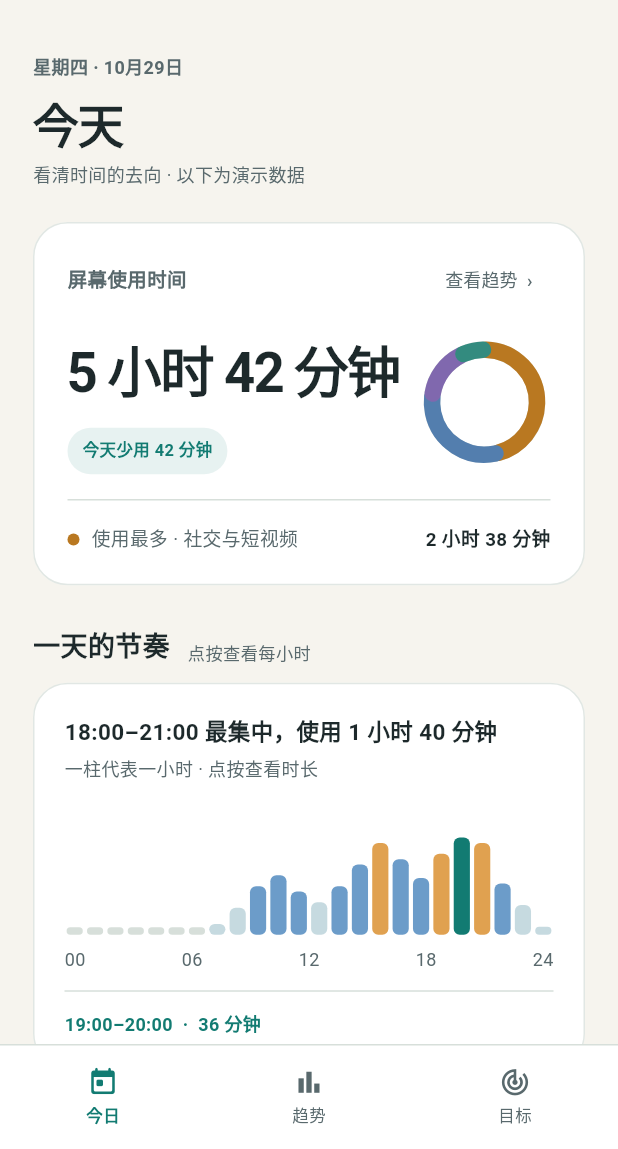
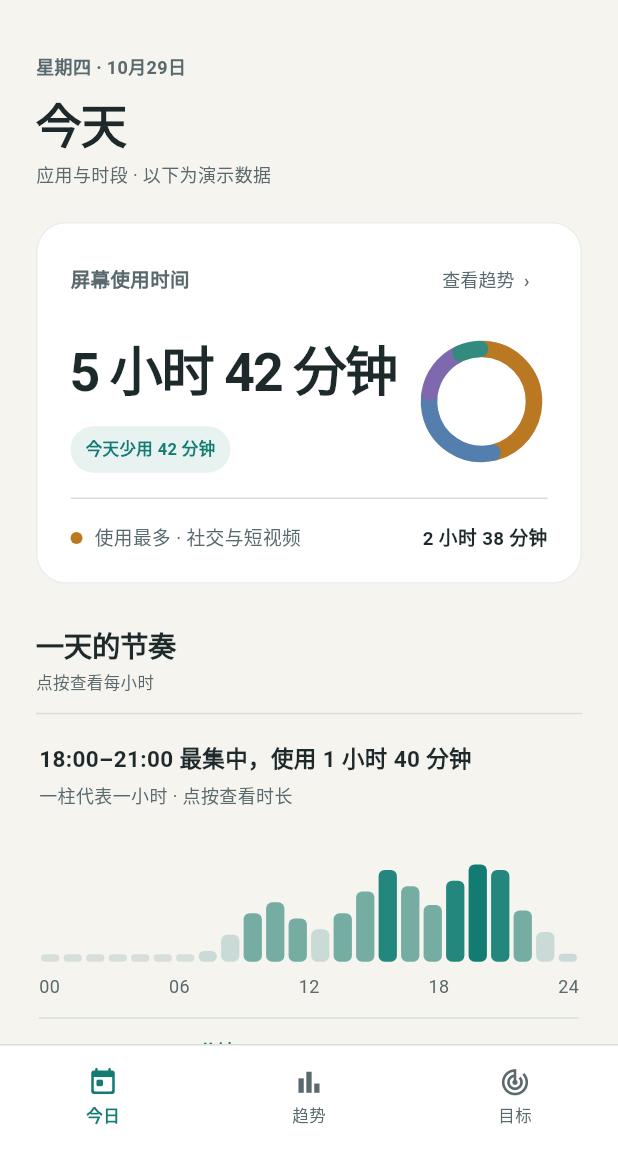
Before and after one commit to Xhp1193345142/Chronos, a Flutter app: the screen it shows after launch, after a tap on "先看演示数据", on a phone screen of 412 x 824 dp, the part 87-1236 px from its top. Run offline on Flutter 3.47's test engine with Material 3 defaults, Android fonts, the phone set to English and light mode, and no system bars; our stand-ins replace shared_preferences.

Commit message:
style: refine Chronos data visuals

```diff
--- a/lib/chronos_theme.dart
+++ b/lib/chronos_theme.dart
@@ -76,9 +76,9 @@ class ChronosPalette extends ThemeExtension<ChronosPalette> {
     positive: Color(0xFF65D6C5),
     caution: Color(0xFFF4BA6C),
     danger: Color(0xFFF08A75),
-    usageLow: Color(0xFF66769F),
-    usageMedium: Color(0xFF87B5FA),
-    usageHigh: Color(0xFFF4BA6C),
+    usageLow: Color(0xFF526080),
+    usageMedium: Color(0xFF8D84CE),
+    usageHigh: Color(0xFFD3C5FF),
     social: Color(0xFFF4BA6C),
     work: Color(0xFF87B5FA),
     entertainment: Color(0xFFAA9BFF),
@@ -96,9 +96,9 @@ class ChronosPalette extends ThemeExtension<ChronosPalette> {
     positive: Color(0xFF127B72),
     caution: Color(0xFF9D5D20),
     danger: Color(0xFFB74945),
-    usageLow: Color(0xFFC6DAE0),
-    usageMedium: Color(0xFF6C9CC9),
-    usageHigh: Color(0xFFE0A150),
+    usageLow: Color(0xFFCADBD7),
+    usageMedium: Color(0xFF75ADA3),
+    usageHigh: Color(0xFF23877D),
     social: Color(0xFFB97821),
     work: Color(0xFF537EAE),
     entertainment: Color(0xFF8068AE),
@@ -116,9 +116,9 @@ class ChronosPalette extends ThemeExtension<ChronosPalette> {
     positive: Color(0xFF72D5C6),
     caution: Color(0xFFF5C66B),
     danger: Color(0xFFE85C5C),
-    usageLow: Color(0xFF796B89),
-    usageMedium: Color(0xFF93B4F3),
-    usageHigh: Color(0xFFF5C66B),
+    usageLow: Color(0xFF6C5B70),
+    usageMedium: Color(0xFFB98DAB),
+    usageHigh: Color(0xFFFFB9A7),
     social: Color(0xFFF5C66B),
     work: Color(0xFF93B4F3),
     entertainment: Color(0xFFC5A4F5),
--- a/lib/src/chronos_shell.dart
+++ b/lib/src/chronos_shell.dart
@@ -64,7 +64,7 @@ class _ChronosHomeState extends State<ChronosHome> {
       const SizedBox(height: 7),
       const _Heading('今天'),
       const SizedBox(height: 4),
-      const _Hint('看清时间的去向 · 以下为演示数据'),
+      const _Hint('应用与时段 · 以下为演示数据'),
       const SizedBox(height: 23),
       _card(
         context,
@@ -168,18 +168,17 @@ class _ChronosHomeState extends State<ChronosHome> {
       const SizedBox(height: 27),
       const _Section('一天的节奏', '点按查看每小时'),
       const SizedBox(height: 12),
-      _card(
+      _chartPanel(
         context,
         _HourlyChart(
           selectedHour: selectedHour,
           onSelect: (hour) => setState(() => selectedHour = hour),
         ),
-        padding: const EdgeInsets.all(20),
       ),
       const SizedBox(height: 27),
       const _Section('时间去了哪里', '对比前三周同日平均'),
       const SizedBox(height: 12),
-      _card(context, const _CategoryBreakdown()),
+      _chartPanel(context, const _CategoryBreakdown()),
       const SizedBox(height: 23),
       const _Section('你的目标', '按你设定的标准提醒'),
       const SizedBox(height: 12),
@@ -237,9 +236,9 @@ class _ChronosHomeState extends State<ChronosHome> {
         padding: const EdgeInsets.fromLTRB(22, 22, 22, 20),
       ),
       const SizedBox(height: 27),
-      const _Section('七天节奏', '一行代表一天'),
+      const _Section('七天节奏', '每格 1 小时；颜色表示使用时长'),
       const SizedBox(height: 12),
-      _card(
+      _chartPanel(
         context,
         _WeekRhythm(
           selectedDay: selectedDay,
@@ -249,7 +248,7 @@ class _ChronosHomeState extends State<ChronosHome> {
       const SizedBox(height: 27),
       const _Section('每日累计', '点按查看当天'),
       const SizedBox(height: 12),
-      _card(
+      _chartPanel(
         context,
         _WeeklyBars(
           selectedDay: selectedDay,
@@ -274,9 +273,9 @@ class _ChronosHomeState extends State<ChronosHome> {
     const SizedBox(height: 7),
     const _Heading('目标'),
     const SizedBox(height: 4),
-    const _Hint('由你定义，更好的节奏。'),
+    const _Hint('提醒只针对你设置的上限。'),
     const SizedBox(height: 27),
-    const _Section('使用目标', '决定权始终在你'),
+    const _Section('使用目标', '抖音与小红书'),
     const SizedBox(height: 12),
     _goalCard(null),
     const SizedBox(height: 27),
--- a/lib/src/live_shell.dart
+++ b/lib/src/live_shell.dart
@@ -419,14 +419,13 @@ class _LiveExperienceState extends State<_LiveExperience>
       const _Section('一天的节奏', '点按查看每小时'),
       const SizedBox(height: 12),
       if (today.hourly != null && today.hourly!.length == 24)
-        _card(
+        _chartPanel(
           context,
           _LiveHourlyChart(
             hours: today.hourly!,
             selectedHour: _selectedHour,
             onSelect: (value) => setState(() => _selectedHour = value),
           ),
-          padding: const EdgeInsets.all(20),
         )
       else
         _card(
@@ -456,7 +455,7 @@ class _LiveExperienceState extends State<_LiveExperience>
       const SizedBox(height: 27),
       const _Section('时间去了哪里', '按应用时长排序'),
       const SizedBox(height: 12),
-      _card(
+      _chartPanel(
         context,
         _LiveAppList(
           apps: today.apps,
@@ -562,7 +561,7 @@ class _LiveExperienceState extends State<_LiveExperience>
       ],
       const SizedBox(height: 27),
       if (days.any((day) => day.hourly?.length == 24)) ...[
-        _card(
+        _chartPanel(
           context,
           _SevenDayHourly(
             days: days,
@@ -572,7 +571,7 @@ class _LiveExperienceState extends State<_LiveExperience>
         ),
         const SizedBox(height: 15),
       ],
-      _card(
+      _chartPanel(
         context,
         _LiveDailyChart(
           days: days,
@@ -623,7 +622,7 @@ class _LiveExperienceState extends State<_LiveExperience>
         const SizedBox(height: 22),
         const _Section('近 30 天', '屏幕使用强度'),
         const SizedBox(height: 12),
-        _card(
+        _chartPanel(
           context,
           _MonthHeatmap(
             days: _snapshot!.monthDays,
@@ -640,7 +639,7 @@ class _LiveExperienceState extends State<_LiveExperience>
     const SizedBox(height: 7),
     const _Heading('目标'),
     const SizedBox(height: 4),
-    const _Hint('由你定义，更好的节奏。'),
+    const _Hint('提醒只针对你设置的上限。'),
     const SizedBox(height: 27),
     _Section('使用目标', _goals.isEmpty ? '由你决定提醒时机' : '共 ${_goals.length} 个目标'),
     const SizedBox(height: 12),
@@ -1187,24 +1186,25 @@ class _LiveAppList extends StatelessWidget {
         const SizedBox(height: 15),
         ...apps.take(10).toList().asMap().entries.map((entry) {
           final app = entry.value;
-          final color = colors.categoryAt(entry.key);
           return Padding(
-            padding: const EdgeInsets.only(bottom: 17),
+            padding: const EdgeInsets.only(bottom: 18),
             child: InkWell(
               onTap: onAppTap == null ? null : () => onAppTap!(app),
               child: Column(
                 children: [
                   Row(
                     children: [
-                      Container(
-                        width: 7,
-                        height: 7,
-                        decoration: BoxDecoration(
-                          color: color,
-                          shape: BoxShape.circle,
-                        ),
-                      ),
-                      const SizedBox(width: 8),
+                      SizedBox(
+                        width: 26,
+                        child: Text(
+                          '${entry.key + 1}'.padLeft(2, '0'),
+                          style: TextStyle(
+                            color: colors.textSecondary,
+                            fontSize: 10,
+                            fontFeatures: const [FontFeature.tabularFigures()],
+                          ),
+                        ),
+                      ),
                       Expanded(
                         child: Text(
                           app.label,
@@ -1226,14 +1226,20 @@ class _LiveAppList extends StatelessWidget {
                       ),
                     ],
                   ),
-                  const SizedBox(height: 7),
-                  LinearProgressIndicator(
+                  const SizedBox(height: 9),
+                  Padding(
+                    padding: const EdgeInsets.only(left: 26),
+                    child: ClipRRect(
+                      borderRadius: BorderRadius.circular(2),
+                      child: LinearProgressIndicator(
                         value: totalMinutes == 0
                             ? 0
                             : (app.minutes / totalMinutes).clamp(0.0, 1.0),
-                    color: color,
-                    backgroundColor: chronosColors(context).border,
-                    minHeight: 7,
+                        color: colors.accent,
+                        backgroundColor: colors.border.withValues(alpha: 0.65),
+                        minHeight: 3,
+                      ),
+                    ),
                   ),
                 ],
               ),
@@ -1484,7 +1490,7 @@ class _LiveDailyChart extends StatelessWidget {
       children: [
         const _CardTitle('每日累计', Icons.bar_chart_rounded),
         const SizedBox(height: 7),
-        const _Hint('点按日期查看 · 今天仍在进行中'),
+        const _Hint('点按日期查看 · 今天仍在进行中 · 细线表示已知日期日均'),
         const SizedBox(height: 16),
         Text(
           '${day.date.month}月${day.date.day}日 · ${day.available ? formatMinutes(day.totalMinutes) : '无数据'}${day.available && !day.complete ? '（进行中）' : ''}',
@@ -1497,7 +1503,28 @@ class _LiveDailyChart extends StatelessWidget {
         const SizedBox(height: 16),
         SizedBox(
           height: 157,
-          child: Row(
+          child: Stack(
+            children: [
+              if (days.where((item) => item.available).isNotEmpty)
+                Positioned(
+                  left: 0,
+                  right: 0,
+                  bottom:
+                      22 +
+                      days
+                              .where((item) => item.available)
+                              .map((item) => item.totalMinutes)
+                              .reduce((a, b) => a + b) /
+                          days.where((item) => item.available).length /
+                          maxMinutes *
+                          104,
+                  child: Container(
+                    height: 1,
+                    color: chronosColors(context).textSecondary
+                        .withValues(alpha: 0.58),
+                  ),
+                ),
+              Row(
                 crossAxisAlignment: CrossAxisAlignment.end,
                 children: List.generate(days.length, (index) {
                   final item = days[index];
@@ -1521,7 +1548,7 @@ class _LiveDailyChart extends StatelessWidget {
                             ),
                             const SizedBox(height: 5),
                             Container(
-                          width: 25,
+                              width: 18,
                               height: item.available
                                   ? math.max(
                                       4,
@@ -1533,8 +1560,9 @@ class _LiveDailyChart extends StatelessWidget {
                                     ? chronosColors(context).border
                                     : selected == index
                                     ? chronosColors(context).accent
-                                : chronosColors(context).usageLow,
-                            borderRadius: BorderRadius.circular(7),
+                                    : chronosColors(context).accent
+                                          .withValues(alpha: 0.26),
+                                borderRadius: BorderRadius.circular(3),
                               ),
                             ),
                             const SizedBox(height: 7),
@@ -1553,6 +1581,8 @@ class _LiveDailyChart extends StatelessWidget {
                     ),
                   );
                 }),
+              ),
+            ],
           ),
         ),
       ],
--- a/lib/src/visuals.dart
+++ b/lib/src/visuals.dart
@@ -1,7 +1,7 @@
 part of '../main.dart';
 
 Widget _page(List<Widget> children) => ListView(
-  padding: const EdgeInsets.fromLTRB(22, 17, 22, 38),
+  padding: const EdgeInsets.fromLTRB(24, 17, 24, 38),
   children: children,
 );
 
@@ -17,10 +17,19 @@ Widget _card(
   decoration: BoxDecoration(
     color: gradient == null ? color ?? chronosColors(context).surface : null,
     gradient: gradient,
-    borderRadius: BorderRadius.circular(23),
+    borderRadius: BorderRadius.circular(20),
     border: Border.all(
-      color: chronosColors(context).border.withValues(alpha: 0.74),
+      color: chronosColors(context).border.withValues(alpha: 0.55),
     ),
+  ),
+  child: child,
+);
+
+Widget _chartPanel(BuildContext context, Widget child) => Container(
+  width: double.infinity,
+  padding: const EdgeInsets.fromLTRB(2, 18, 2, 4),
+  decoration: BoxDecoration(
+    border: Border(top: BorderSide(color: chronosColors(context).border)),
   ),
   child: child,
 );
@@ -31,43 +40,38 @@ Widget _insight(
   Color color,
   String title,
   String body,
-) => _card(
-  context,
-  Row(
-    crossAxisAlignment: CrossAxisAlignment.start,
-    children: [
-      Container(
-        width: 36,
-        height: 36,
+) => Container(
+  width: double.infinity,
+  padding: const EdgeInsets.fromLTRB(15, 4, 2, 5),
   decoration: BoxDecoration(
-          color: color.withValues(alpha: 0.13),
-          borderRadius: BorderRadius.circular(11),
+    border: Border(left: BorderSide(color: color, width: 2)),
   ),
-        child: Icon(icon, color: color, size: 20),
-      ),
-      const SizedBox(width: 12),
-      Expanded(
   child: Column(
     crossAxisAlignment: CrossAxisAlignment.start,
     children: [
-            Text(
+      Row(
+        children: [
+          Icon(icon, size: 15, color: color),
+          const SizedBox(width: 7),
+          Expanded(
+            child: Text(
               title,
               style: TextStyle(
                 color: chronosColors(context).textPrimary,
                 fontSize: 13,
-                fontWeight: FontWeight.w800,
+                fontWeight: FontWeight.w700,
               ),
             ),
-            const SizedBox(height: 6),
+          ),
+        ],
+      ),
+      const SizedBox(height: 7),
       Text(
         body,
         style: TextStyle(
           color: chronosColors(context).textSecondary,
           fontSize: 11.5,
           height: 1.45,
-              ),
-            ),
-          ],
         ),
       ),
     ],
@@ -214,7 +218,7 @@ class _CategoryBreakdown extends StatelessWidget {
   Widget build(BuildContext context) => Column(
     crossAxisAlignment: CrossAxisAlignment.start,
     children: [
-      const _Hint('彩色 = 今天 · 竖线 = 前三周同日平均'),
+      const _Hint('彩色线 = 今天 · 空心点 = 前三周同日平均'),
       const SizedBox(height: 18),
       ...DemoData.categories.asMap().entries.map((entry) {
         final item = entry.value;
@@ -285,35 +289,43 @@ class _ComparisonBar extends StatelessWidget {
       );
       final width = constraints.maxWidth;
       return SizedBox(
-        height: 13,
+        height: 15,
         child: Stack(
           children: [
-            Positioned.fill(
+            Positioned(
+              left: 0,
+              right: 0,
+              top: 7,
+              height: 1,
+              child: ColoredBox(color: chronosColors(context).border),
+            ),
+            Positioned(
+              left: 0,
+              top: 5,
+              height: 5,
+              width: width * item.minutes / scale,
               child: DecoratedBox(
                 decoration: BoxDecoration(
-                  color: chronosColors(context).border,
-                  borderRadius: BorderRadius.circular(7),
+                  color: color,
+                  borderRadius: BorderRadius.circular(3),
                 ),
               ),
             ),
             Positioned(
-              left: 0,
-              top: 2,
-              bottom: 2,
-              width: width * item.minutes / scale,
+              left: width * item.baselineMinutes / scale - 3,
+              top: 4,
+              width: 7,
+              height: 7,
               child: DecoratedBox(
                 decoration: BoxDecoration(
-                  color: color,
-                  borderRadius: BorderRadius.circular(7),
+                  color: chronosColors(context).surface,
+                  shape: BoxShape.circle,
+                  border: Border.all(
+                    color: chronosColors(context).textPrimary,
+                    width: 1.5,
                   ),
                 ),
               ),
-            Positioned(
-              left: width * item.baselineMinutes / scale - 1,
-              top: 0,
-              bottom: 0,
-              width: 2,
-              child: ColoredBox(color: chronosColors(context).textPrimary),
             ),
           ],
         ),
@@ -342,13 +354,11 @@ class _WeekRhythm extends StatelessWidget {
     return Column(
       crossAxisAlignment: CrossAxisAlignment.start,
       children: [
-        const _Hint('颜色越亮，使用越久'),
-        const SizedBox(height: 17),
         ...List.generate(7, (day) {
           final selected = day == selectedDay;
           final hours = DemoData.hourlyForDay(day);
           return Padding(
-            padding: const EdgeInsets.only(bottom: 7),
+            padding: const EdgeInsets.only(bottom: 4),
             child: Semantics(
               button: true,
               selected: selected,
@@ -357,25 +367,28 @@ class _WeekRhythm extends StatelessWidget {
               child: InkWell(
                 key: Key('week-day-$day'),
                 onTap: () => onSelect(day),
-                borderRadius: BorderRadius.circular(9),
+                borderRadius: BorderRadius.circular(5),
                 child: Container(
-                  height: 36,
-                  padding: const EdgeInsets.symmetric(horizontal: 8),
+                  height: 39,
+                  padding: const EdgeInsets.symmetric(horizontal: 5),
                   decoration: BoxDecoration(
                     color: selected
-                        ? chronosColors(context).surfaceRaised
+                        ? chronosColors(context).accent.withValues(alpha: 0.08)
                         : Colors.transparent,
-                    borderRadius: BorderRadius.circular(9),
-                    border: Border.all(
-                      color: selected
-                          ? chronosColors(context).border
-                          : Colors.transparent,
-                    ),
+                    borderRadius: BorderRadius.circular(5),
                   ),
                   child: Row(
                     children: [
+                      Container(
+                        width: 2,
+                        height: 20,
+                        color: selected
+                            ? chronosColors(context).accent
+                            : Colors.transparent,
+                      ),
+                      const SizedBox(width: 5),
                       SizedBox(
-                        width: 17,
+                        width: 18,
                         child: Text(
                           DemoData.weekdays[day],
                           style: TextStyle(
@@ -387,9 +400,9 @@ class _WeekRhythm extends StatelessWidget {
                           ),
                         ),
                       ),
-                      const SizedBox(width: 7),
+                      const SizedBox(width: 5),
                       Expanded(child: _IntensityStrip(hours: hours)),
-                      const SizedBox(width: 8),
+                      const SizedBox(width: 9),
                       SizedBox(
                         width: 55,
                         child: Text(
@@ -414,7 +427,7 @@ class _WeekRhythm extends StatelessWidget {
           );
         }),
         const Padding(
-          padding: EdgeInsets.only(left: 32, right: 63, top: 2),
+          padding: EdgeInsets.only(left: 36, right: 64, top: 4),
           child: Row(
             mainAxisAlignment: MainAxisAlignment.spaceBetween,
             children: [
@@ -451,12 +464,12 @@ class _IntensityStrip extends StatelessWidget {
       24,
       (hour) => Expanded(
         child: Padding(
-          padding: const EdgeInsets.symmetric(horizontal: 0.7),
+          padding: const EdgeInsets.symmetric(horizontal: 0.8),
           child: Container(
-            height: 17,
+            height: 15,
             decoration: BoxDecoration(
               color: _usageColor(context, hours[hour]),
-              borderRadius: BorderRadius.circular(2),
+              borderRadius: BorderRadius.circular(1),
             ),
           ),
         ),
@@ -499,10 +512,24 @@ class _WeeklyBars extends StatelessWidget {
             ),
           ],
         ),
-        const SizedBox(height: 13),
+        const SizedBox(height: 14),
+        const _Hint('细线为七天平均 · 点按柱形查看日期'),
+        const SizedBox(height: 10),
         SizedBox(
           height: 128,
-          child: Row(
+          child: Stack(
+            children: [
+              Positioned(
+                left: 0,
+                right: 0,
+                bottom: 22 + DemoData.weekAverageMinutes / 420 * 99,
+                child: Container(
+                  height: 1,
+                  color: chronosColors(context).textSecondary
+                      .withValues(alpha: 0.58),
+                ),
+              ),
+              Row(
                 crossAxisAlignment: CrossAxisAlignment.end,
                 children: List.generate(7, (day) {
                   final selected = day == selectedDay;
@@ -511,7 +538,8 @@ class _WeeklyBars extends StatelessWidget {
                     child: Semantics(
                       button: true,
                       selected: selected,
-                  label: '周${DemoData.weekdays[day]}，${formatMinutes(minutes)}',
+                      label:
+                          '周${DemoData.weekdays[day]}，${formatMinutes(minutes)}',
                       child: InkWell(
                         onTap: () => onSelect(day),
                         borderRadius: BorderRadius.circular(7),
@@ -519,13 +547,14 @@ class _WeeklyBars extends StatelessWidget {
                           mainAxisAlignment: MainAxisAlignment.end,
                           children: [
                             Container(
-                          width: 27,
+                              width: 18,
                               height: minutes / 420 * 99,
                               decoration: BoxDecoration(
                                 color: selected
                                     ? chronosColors(context).accent
-                                : chronosColors(context).usageLow,
-                            borderRadius: BorderRadius.circular(7),
+                                    : chronosColors(context).accent
+                                          .withValues(alpha: 0.26),
+                                borderRadius: BorderRadius.circular(3),
                               ),
                             ),
                             const SizedBox(height: 8),
@@ -544,6 +573,8 @@ class _WeeklyBars extends StatelessWidget {
                     ),
                   );
                 }),
+              ),
+            ],
           ),
         ),
       ],
@@ -745,28 +776,24 @@ class _Section extends StatelessWidget {
   final String title;
   final String subtitle;
   @override
-  Widget build(BuildContext context) => Row(
-    crossAxisAlignment: CrossAxisAlignment.end,
+  Widget build(BuildContext context) => Column(
+    crossAxisAlignment: CrossAxisAlignment.start,
     children: [
-      Flexible(
-        child: Text(
+      Text(
         title,
         style: TextStyle(
           color: chronosColors(context).textPrimary,
-            fontSize: 18,
+          fontSize: 19,
           fontWeight: FontWeight.w700,
+          letterSpacing: -0.3,
         ),
       ),
-      ),
-      const SizedBox(width: 12),
-      Flexible(
-        child: Text(
+      const SizedBox(height: 4),
+      Text(
         subtitle,
-          textAlign: TextAlign.end,
         style: TextStyle(
           color: chronosColors(context).textSecondary,
-            fontSize: 11.5,
-          ),
+          fontSize: 11,
         ),
       ),
     ],
```
Also changed, not shown: docs/demo-categories.png, docs/demo-goals.png, docs/demo-home.png, docs/demo-trends.png, 3 other files. Lines whose indentation alone changed are shown as unchanged.
